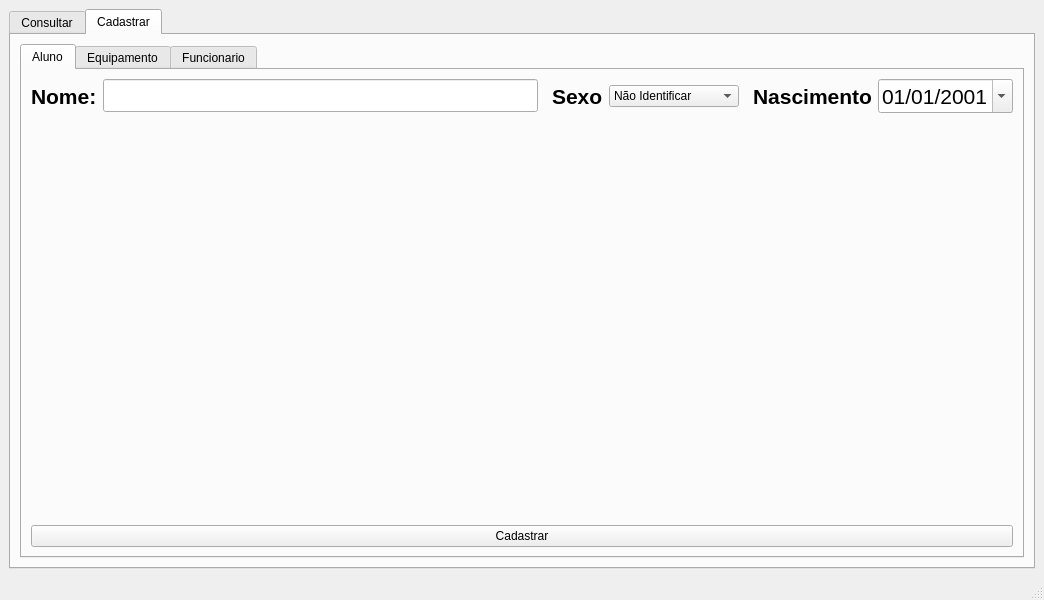
This is projeto_2/controle_almoxarifado/mainwindow.ui in Thgm01/CCP140-Orientacao-a-Objetos as Qt 5 draws it before an edit. The edited form follows.
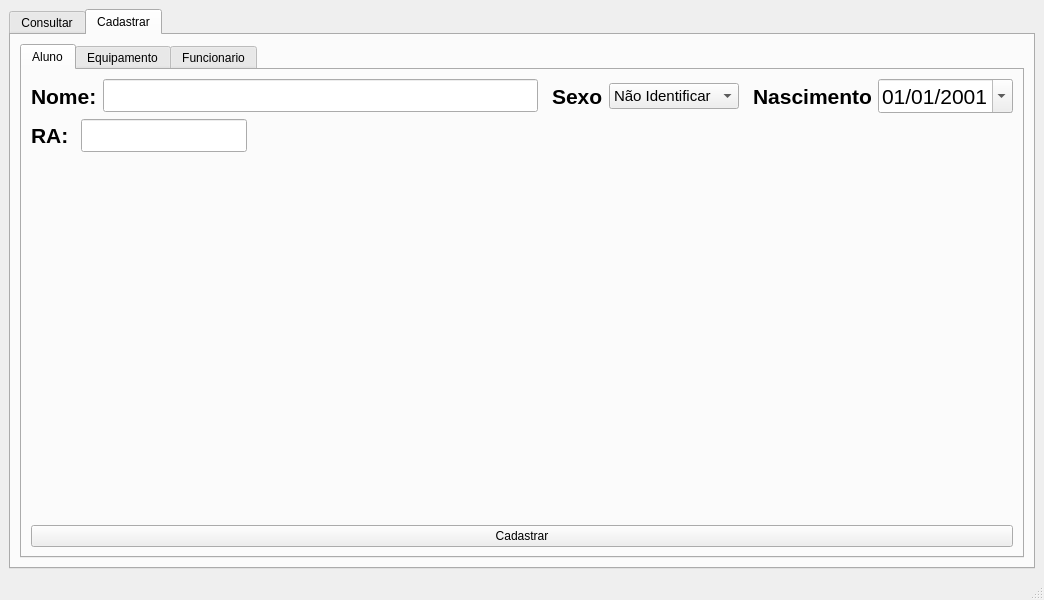
This is the edited form.

Commit message: terminando a classe base de aluno e adicionando novas coisas na interface

What changed in the file:
```diff
--- a/projeto_2/controle_almoxarifado/mainwindow.ui
+++ b/projeto_2/controle_almoxarifado/mainwindow.ui
@@ -150,6 +150,11 @@
                   <height>0</height>
                  </size>
                 </property>
+                <property name="font">
+                 <font>
+                  <pointsize>11</pointsize>
+                 </font>
+                </property>
                 <item>
                  <property name="text">
                   <string>Não Identificar</string>
@@ -232,13 +237,79 @@
              </layout>
             </item>
             <item row="2" column="0">
+             <layout class="QHBoxLayout" name="horizontalLayout_2">
+              <item>
+               <widget class="QLabel" name="label_5">
+                <property name="font">
+                 <font>
+                  <pointsize>16</pointsize>
+                  <weight>75</weight>
+                  <bold>true</bold>
+                 </font>
+                </property>
+                <property name="text">
+                 <string>RA: </string>
+                </property>
+               </widget>
+              </item>
+              <item>
+               <widget class="QLineEdit" name="raAlunoCadastro">
+                <property name="minimumSize">
+                 <size>
+                  <width>0</width>
+                  <height>0</height>
+                 </size>
+                </property>
+                <property name="maximumSize">
+                 <size>
+                  <width>166</width>
+                  <height>100</height>
+                 </size>
+                </property>
+                <property name="font">
+                 <font>
+                  <pointsize>16</pointsize>
+                  <weight>75</weight>
+                  <bold>true</bold>
+                 </font>
+                </property>
+                <property name="layoutDirection">
+                 <enum>Qt::LeftToRight</enum>
+                </property>
+                <property name="inputMethodHints">
+                 <set>Qt::ImhDigitsOnly</set>
+                </property>
+                <property name="text">
+                 <string/>
+                </property>
+                <property name="alignment">
+                 <set>Qt::AlignCenter</set>
+                </property>
+               </widget>
+              </item>
+              <item>
+               <spacer name="horizontalSpacer_3">
+                <property name="orientation">
+                 <enum>Qt::Horizontal</enum>
+                </property>
+                <property name="sizeHint" stdset="0">
+                 <size>
+                  <width>40</width>
+                  <height>20</height>
+                 </size>
+                </property>
+               </spacer>
+              </item>
+             </layout>
+            </item>
+            <item row="6" column="0">
              <widget class="QPushButton" name="btnCadastrarAluno">
               <property name="text">
                <string>Cadastrar</string>
               </property>
              </widget>
             </item>
-            <item row="1" column="0">
+            <item row="3" column="0">
              <spacer name="verticalSpacer">
               <property name="orientation">
                <enum>Qt::Vertical</enum>
```
The commit also changes 6 other files.
